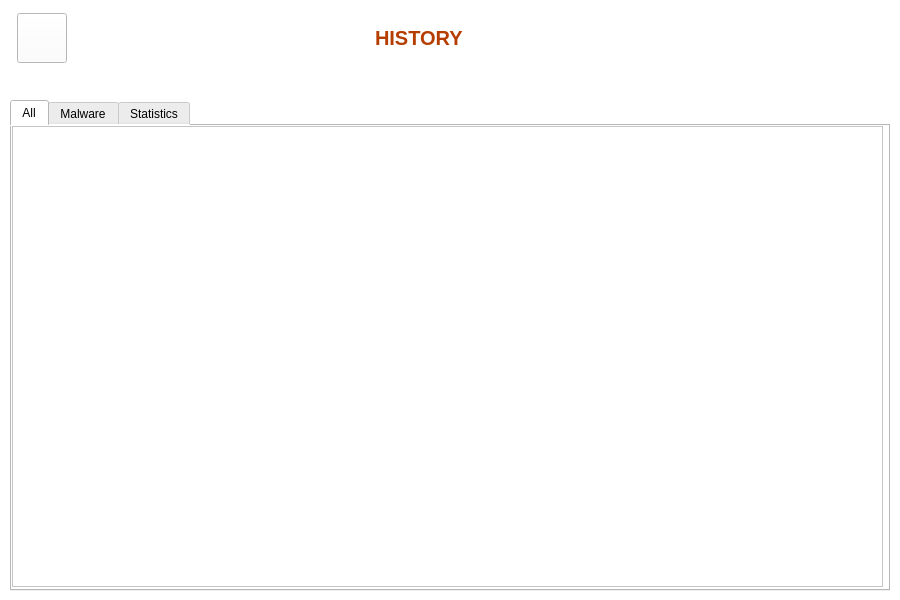
This is TAV/views/history.ui in devLeoStark/TAV as Qt 5 draws it before an edit. The edited form follows.
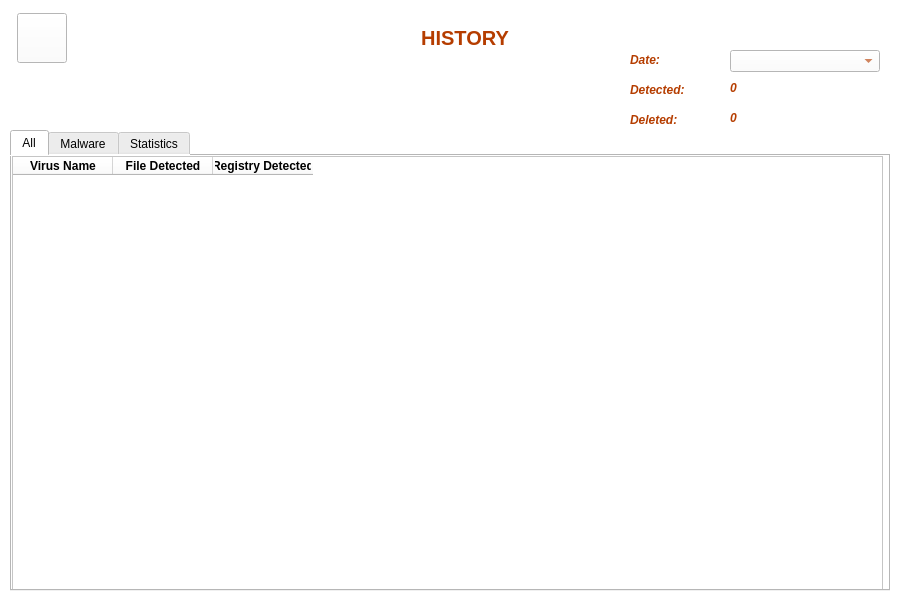
This is the edited form. The open tabs and pages were chosen to show the change. Icons and pictures are not drawn.

What changed in the file:
```diff
--- a/TAV/views/history.ui
+++ b/TAV/views/history.ui
@@ -86,7 +86,7 @@
      <string>HISTORY</string>
     </property>
     <property name="alignment">
-     <set>Qt::AlignLeading|Qt::AlignLeft|Qt::AlignVCenter</set>
+     <set>Qt::AlignCenter</set>
     </property>
    </widget>
    <widget class="QPushButton" name="btnHome">
@@ -119,9 +119,9 @@
     <property name="geometry">
      <rect>
       <x>10</x>
-      <y>100</y>
+      <y>130</y>
       <width>880</width>
-      <height>491</height>
+      <height>461</height>
      </rect>
     </property>
     <property name="sizeIncrement">
@@ -140,7 +140,7 @@
      <attribute name="title">
       <string>All</string>
      </attribute>
-     <widget class="QTableView" name="tableView">
+     <widget class="QTableWidget" name="tableAll">
       <property name="geometry">
        <rect>
         <x>0</x>
@@ -155,6 +155,51 @@
         <verstretch>0</verstretch>
        </sizepolicy>
       </property>
+      <column>
+       <property name="text">
+        <string>Virus Name</string>
+       </property>
+       <property name="font">
+        <font>
+         <weight>75</weight>
+         <bold>true</bold>
+        </font>
+       </property>
+       <property name="icon">
+        <iconset>
+         <normaloff>icons/bug.png</normaloff>icons/bug.png</iconset>
+       </property>
+      </column>
+      <column>
+       <property name="text">
+        <string>File Detected</string>
+       </property>
+       <property name="font">
+        <font>
+         <weight>75</weight>
+         <bold>true</bold>
+        </font>
+       </property>
+       <property name="icon">
+        <iconset>
+         <normaloff>icons/file.png</normaloff>icons/file.png</iconset>
+       </property>
+      </column>
+      <column>
+       <property name="text">
+        <string>Registry Detected</string>
+       </property>
+       <property name="font">
+        <font>
+         <weight>75</weight>
+         <bold>true</bold>
+        </font>
+       </property>
+       <property name="icon">
+        <iconset>
+         <normaloff>icons/registry.png</normaloff>icons/registry.png</iconset>
+       </property>
+      </column>
      </widget>
     </widget>
     <widget class="QWidget" name="tab_Malware">
@@ -178,6 +223,139 @@
      </attribute>
     </widget>
    </widget>
+   <widget class="QLabel" name="lbDate">
+    <property name="geometry">
+     <rect>
+      <x>630</x>
+      <y>50</y>
+      <width>100</width>
+      <height>20</height>
+     </rect>
+    </property>
+    <property name="font">
+     <font>
+      <pointsize>9</pointsize>
+      <weight>75</weight>
+      <italic>true</italic>
+      <bold>true</bold>
+     </font>
+    </property>
+    <property name="styleSheet">
+     <string notr="true">color: rgb(181, 61, 0);</string>
+    </property>
+    <property name="text">
+     <string>Date:</string>
+    </property>
+   </widget>
+   <widget class="QLabel" name="lbDeleted">
+    <property name="geometry">
+     <rect>
+      <x>630</x>
+      <y>110</y>
+      <width>100</width>
+      <height>20</height>
+     </rect>
+    </property>
+    <property name="font">
+     <font>
+      <pointsize>9</pointsize>
+      <weight>75</weight>
+      <italic>true</italic>
+      <bold>true</bold>
+     </font>
+    </property>
+    <property name="styleSheet">
+     <string notr="true">color: rgb(181, 61, 0);</string>
+    </property>
+    <property name="text">
+     <string>Deleted:</string>
+    </property>
+   </widget>
+   <widget class="QLabel" name="lbAmountDeleted">
+    <property name="geometry">
+     <rect>
+      <x>730</x>
+      <y>110</y>
+      <width>150</width>
+      <height>16</height>
+     </rect>
+    </property>
+    <property name="font">
+     <font>
+      <pointsize>9</pointsize>
+      <weight>75</weight>
+      <italic>true</italic>
+      <bold>true</bold>
+     </font>
+    </property>
+    <property name="styleSheet">
+     <string notr="true">color: rgb(181, 61, 0);</string>
+    </property>
+    <property name="text">
+     <string>0</string>
+    </property>
+   </widget>
+   <widget class="QLabel" name="lbDetected">
+    <property name="geometry">
+     <rect>
+      <x>630</x>
+      <y>80</y>
+      <width>100</width>
+      <height>20</height>
+     </rect>
+    </property>
+    <property name="font">
+     <font>
+      <pointsize>9</pointsize>
+      <weight>75</weight>
+      <italic>true</italic>
+      <bold>true</bold>
+     </font>
+    </property>
+    <property name="styleSheet">
+     <string notr="true">color: rgb(181, 61, 0);</string>
+    </property>
+    <property name="text">
+     <string>Detected:</string>
+    </property>
+   </widget>
+   <widget class="QLabel" name="lbAmountDetected">
+    <property name="geometry">
+     <rect>
+      <x>730</x>
+      <y>80</y>
+      <width>150</width>
+      <height>16</height>
+     </rect>
+    </property>
+    <property name="font">
+     <font>
+      <pointsize>9</pointsize>
+      <weight>75</weight>
+      <italic>true</italic>
+      <bold>true</bold>
+     </font>
+    </property>
+    <property name="styleSheet">
+     <string notr="true">color: rgb(181, 61, 0);</string>
+    </property>
+    <property name="text">
+     <string>0</string>
+    </property>
+   </widget>
+   <widget class="QComboBox" name="cbDate">
+    <property name="geometry">
+     <rect>
+      <x>730</x>
+      <y>50</y>
+      <width>150</width>
+      <height>22</height>
+     </rect>
+    </property>
+    <property name="styleSheet">
+     <string notr="true">color: rgb(181, 61, 0);</string>
+    </property>
+   </widget>
   </widget>
  </widget>
  <resources/>
```
Left out of the diff: 16 changed lines with no effect on the pictures.
